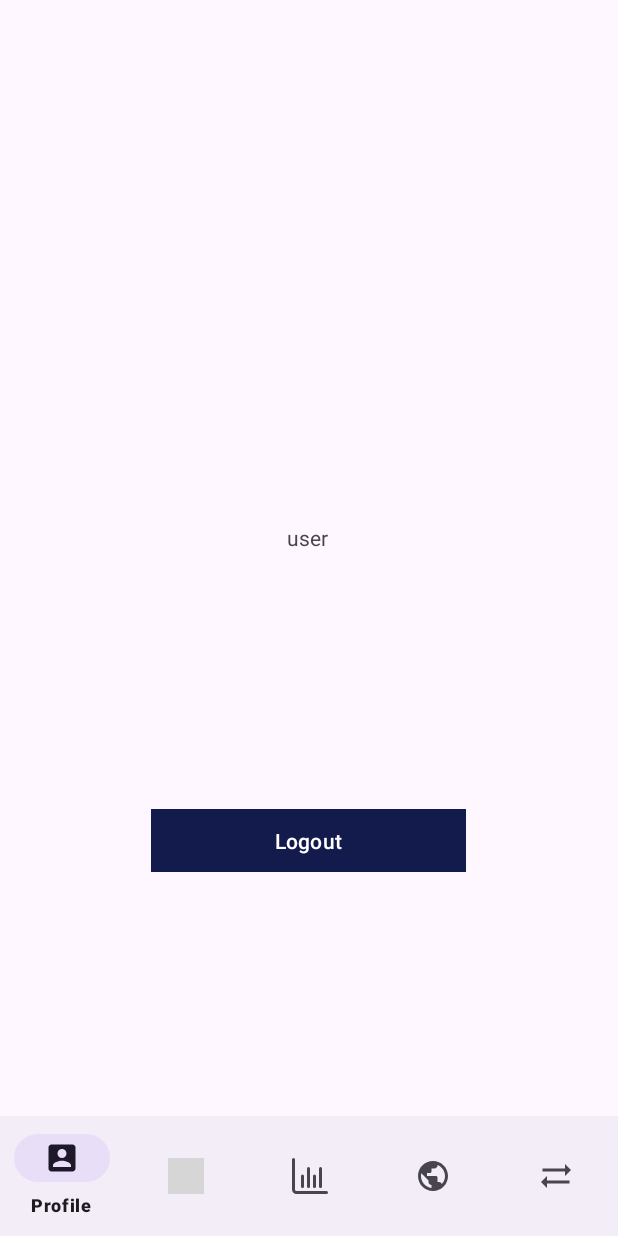
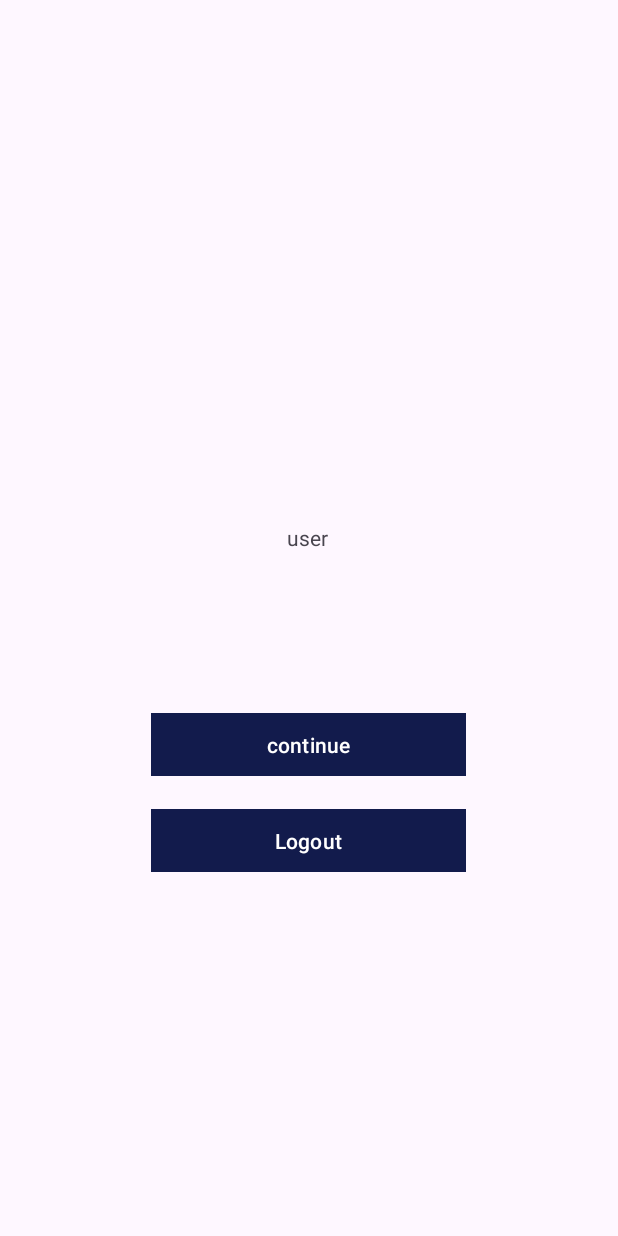
Before and after one commit to NADIXY/FinanceNetwork, an Android app: the ProfileFragment screen opened directly, with no data from a screen before it, on a phone screen of 412 x 824 dp. Run offline under Robolectric (Android 15) with nearby library versions, the phone set to English and light mode, and no system bars; our stand-ins replace Firebase (no records; nobody signed in at launch, a user with empty details on screens opened directly), navigation-ui; pictures from the network do not load; Roboto replaces fonts that are not available here; 3 statements that could not run were skipped; grey boxes are pictures that could not be loaded.

Commit message:
Project Update

```diff
--- a/app/src/main/java/com/example/abschlussprojektmyapp/MainActivity.kt
+++ b/app/src/main/java/com/example/abschlussprojektmyapp/MainActivity.kt
@@ -13,7 +13,10 @@ import com.example.abschlussprojektmyapp.databinding.ActivityMainBinding
 /**
  * Main Activity, dient als Einstiegspunkt für die App
  */
+
 class MainActivity : AppCompatActivity() {
+
+    //private var isLoggedIn = false
 
     /**
 
@@ -54,14 +57,35 @@ class MainActivity : AppCompatActivity() {
 
         Verknüpft die bottomNavigationView mit dem NavController des gefundenen NavHostFragments.
          */
+           /* if (isLoggedIn) {
+                binding.bottomNavigationView.visibility = View.VISIBLE
+                binding.bottomNavigationView.setupWithNavController(navHost.navController)
+                binding.bottomNavigationView.setOnItemSelectedListener {
+                    NavigationUI.onNavDestinationSelected(it, navHost.navController)
+                    navHost.navController.popBackStack(it.itemId, false)
+                    true
+                }
+            } else {
+                binding.bottomNavigationView.visibility = View.GONE
+            }
+        }
 
-        binding.bottomNavigationView.setupWithNavController(navHost.navController)
+            */
 
-        binding.bottomNavigationView.setOnItemSelectedListener {
-            NavigationUI.onNavDestinationSelected(it, navHost.navController )
-            navHost.navController.popBackStack(it.itemId,false)
-            true
+        navHost.navController.addOnDestinationChangedListener { _, destination, _ ->
+            if (destination.id == R.id.homeFragment || destination.id == R.id.newsFragment2 ) {
+                binding.bottomNavigationView.visibility = View.VISIBLE
+                binding.bottomNavigationView.setupWithNavController(navHost.navController)
+                binding.bottomNavigationView.setOnItemSelectedListener {
+                    NavigationUI.onNavDestinationSelected(it, navHost.navController)
+                    navHost.navController.popBackStack(it.itemId, false)
+                    true
+                }
+            } else {
+                binding.bottomNavigationView.visibility = View.GONE
+            }
         }
+
 
         /*navHost.navController.addOnDestinationChangedListener { _, destination, _ -> //Fügt einen Listener hinzu, um Änderungen im Navigationsziel zu überwachen
             when (destination.id) { //Überprüft das Ziel und passt die Sichtbarkeit der unteren Navigationsleiste entsprechend an
@@ -90,6 +114,9 @@ class MainActivity : AppCompatActivity() {
                 Navigiert zur übergeordneten Destination im aktuellen Navigationsgraphen.
                  */
                 binding.fragmentContainerView.findNavController().navigateUp()
+
+                //if (!navHost.navController.navigateUp()) {
+                    //finish()
             }
         })
 
@@ -97,7 +124,6 @@ class MainActivity : AppCompatActivity() {
 
 
 }
-
 
 
 /*
@@ -123,7 +149,6 @@ private val key = "b3499f61db0b40649d0b3aed4238bef2"
  */
 
 
-
 /*
 //Api Test:
 override fun onCreate(savedInstanceState: Bundle?) {
--- a/app/src/main/java/com/example/abschlussprojektmyapp/ui/LoginFragment.kt
+++ b/app/src/main/java/com/example/abschlussprojektmyapp/ui/LoginFragment.kt
@@ -15,6 +15,7 @@ import com.example.abschlussprojektmyapp.databinding.FragmentLoginBinding
 class LoginFragment : Fragment() {
     private val viewModel: MainViewmodel by activityViewModels()
     private lateinit var binding: FragmentLoginBinding
+    private var isLoggedIn = false
 
     override fun onCreateView(
         inflater: LayoutInflater, container: ViewGroup?, savedInstanceState: Bundle?
@@ -58,6 +59,7 @@ class LoginFragment : Fragment() {
 
         viewModel.user.observe(viewLifecycleOwner) { user ->
             if (user != null) {
+                isLoggedIn = true
                 findNavController().navigate(R.id.profileFragment)
             }
         }
--- a/app/src/main/java/com/example/abschlussprojektmyapp/ui/ProfileFragment.kt
+++ b/app/src/main/java/com/example/abschlussprojektmyapp/ui/ProfileFragment.kt
@@ -53,6 +53,11 @@ class ProfileFragment : Fragment() {
             dialog.show()
         }
 
+        binding.continueBTN.setOnClickListener {
+            findNavController().navigate(R.id.homeFragment)
+
+        }
+
         viewModel.user.observe(viewLifecycleOwner){
             if(it != null){
                 binding.userTV.text = it.uid
--- a/app/src/main/res/layout/fragment_profile.xml
+++ b/app/src/main/res/layout/fragment_profile.xml
@@ -18,6 +18,20 @@ tools:context=".ui.ProfileFragment">
         app:layout_constraintStart_toStartOf="parent"
         app:layout_constraintTop_toTopOf="parent"
         app:layout_constraintVertical_bias="0.433" />
+
+    <Button
+        android:id="@+id/continueBTN"
+        android:layout_width="210dp"
+        android:layout_height="42dp"
+        android:background="#13102F"
+        android:backgroundTint="#030304"
+        android:text="continue"
+        app:layout_constraintBottom_toBottomOf="parent"
+        app:layout_constraintEnd_toEndOf="parent"
+        app:layout_constraintHorizontal_bias="0.497"
+        app:layout_constraintStart_toStartOf="parent"
+        app:layout_constraintTop_toTopOf="parent"
+        app:layout_constraintVertical_bias="0.608" />
 
     <Button
         android:id="@+id/logoutBTN"
```
